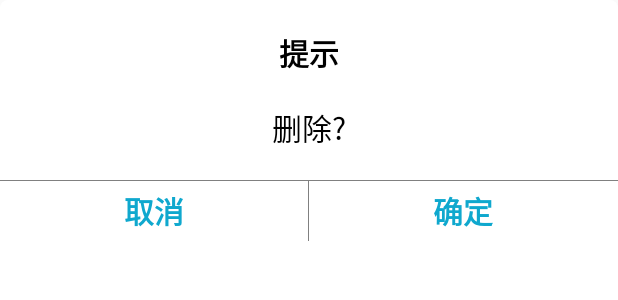
After one commit to qianzongming/HelloWorld, an Android app: the layout layout_custom_dialog.xml on its own in the app's theme, with its tools: preview values and no code run, on a phone screen of 412 x 824 dp. The commit adds this screen. Shown: the top 300 px of the screen. Run offline under Robolectric (Android 15) with nearby library versions, the phone set to English and light mode, and no system bars.

Commit message:
custom dialog added

```diff
--- a/app/src/main/AndroidManifest.xml
+++ b/app/src/main/AndroidManifest.xml
@@ -12,7 +12,8 @@
         android:supportsRtl="true"
         android:theme="@style/AppTheme"
         android:usesCleartextTraffic="true">
-        <activity android:name=".ProgressActivity"></activity>
+        <activity android:name=".CustomDialogActivity"></activity>
+        <activity android:name=".ProgressActivity" />
         <activity android:name=".DialogActivity" />
         <activity android:name=".MainActivity">
             <intent-filter>
--- /dev/null
+++ b/app/src/main/res/drawable/shape_custom_dialog.xml
@@ -0,0 +1,7 @@
+<?xml version="1.0" encoding="utf-8"?>
+<shape xmlns:android="http://schemas.android.com/apk/res/android"
+    android:shape="rectangle">
+    <solid android:color="@color/colorWhite"/>
+    <corners android:radius="5dp"/>
+
+</shape>
--- /dev/null
+++ b/app/src/main/res/layout/layout_custom_dialog.xml
@@ -0,0 +1,66 @@
+<?xml version="1.0" encoding="utf-8"?>
+<LinearLayout
+    xmlns:android="http://schemas.android.com/apk/res/android"
+    android:layout_width="match_parent"
+    android:orientation="vertical"
+    android:gravity="center_horizontal"
+    android:layout_height="match_parent"
+    android:background="@drawable/shape_custom_dialog"
+    >
+    <TextView android:id="@+id/tv_title"
+        android:layout_width="wrap_content"
+        android:layout_height="wrap_content"
+        android:textSize="20sp"
+        android:textColor="@color/colorBlack"
+        android:text="提示"
+        android:textStyle="bold"
+        android:layout_marginTop="20dp"
+        />
+
+    <TextView android:id="@+id/tv_message"
+        android:layout_width="wrap_content"
+        android:layout_height="wrap_content"
+        android:textSize="20sp"
+        android:textColor="@color/colorBlack"
+        android:text="删除?"
+        android:layout_marginTop="20dp"
+        android:layout_marginBottom="20dp"
+        />
+    <View
+        android:layout_width="match_parent"
+        android:layout_height="0.5dp"
+        android:background="@color/colorGrayDark"/>
+    <LinearLayout
+        android:layout_width="match_parent"
+        android:layout_height="40dp"
+        android:orientation="horizontal">
+        <TextView
+            android:id="@+id/tv_cancel"
+            android:layout_width="0dp"
+            android:layout_weight="1"
+            android:layout_height="match_parent"
+            android:text="取消"
+            android:textSize="20dp"
+            android:textColor="#0fa8ce"
+            android:textStyle="bold"
+            android:gravity="center"/>
+        <View
+            android:layout_width="0.5dp"
+            android:layout_height="match_parent"
+            android:background="@color/colorGrayDark"/>
+        <TextView
+            android:id="@+id/tv_confirm"
+            android:layout_width="0dp"
+            android:layout_weight="1"
+            android:layout_height="match_parent"
+            android:text="确定"
+            android:textSize="20dp"
+            android:textColor="#0fa8ce"
+            android:textStyle="bold"
+            android:gravity="center"/>
+
+
+    </LinearLayout>
+
+
+</LinearLayout>
--- a/app/src/main/res/values/styles.xml
+++ b/app/src/main/res/values/styles.xml
@@ -11,5 +11,10 @@
     <style name="MyProgressBar" >
         <item name="android:indeterminateDrawable">@drawable/bg_progress</item>
     </style>
+    <style name="CustomDialog" parent="@android:style/Theme.Dialog">
+        <item name="android:windowNoTitle">true</item>
+        <item name="android:windowBackground">@color/colorTransparent</item>
+
+    </style>
 
 </resources>
```
Also changed, not shown: app/src/main/java/com/qianzm/helloworld/CustomDialogActivity.java (added, +39 -0 lines), app/src/main/java/com/qianzm/helloworld/UIActivity.java (+9 -1 lines), app/src/main/java/com/qianzm/helloworld/widget/CustomDialog.java (added, +118 -0 lines), app/src/main/res/layout/activity_custom_dialog.xml (added, +13 -0 lines), app/src/main/res/layout/activity_ui.xml (+8 -0 lines).
